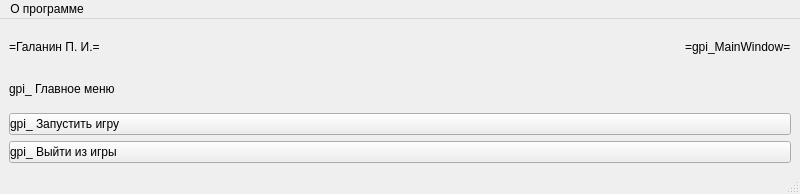
BrSTU-PO4-190333/5sem_OSiSP, file lab3/gpi_osisp5_lab3/gpi_osisp5_option5/gpi_mainwindow.ui: the form before one commit.
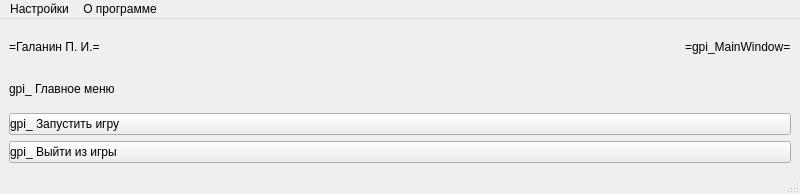
The form after the commit.

What changed in the file:
```diff
--- a/lab3/gpi_osisp5_lab3/gpi_osisp5_option5/gpi_mainwindow.ui
+++ b/lab3/gpi_osisp5_lab3/gpi_osisp5_option5/gpi_mainwindow.ui
@@ -86,6 +86,13 @@
     </property>
     <addaction name="gpi_action_about"/>
    </widget>
+   <widget class="QMenu" name="menu_2">
+    <property name="title">
+     <string>Настройки</string>
+    </property>
+    <addaction name="gpi_action_font"/>
+   </widget>
+   <addaction name="menu_2"/>
    <addaction name="menu"/>
   </widget>
   <widget class="QStatusBar" name="statusbar"/>
```
Left out of the diff: 5 changed lines with no effect on the pictures.
